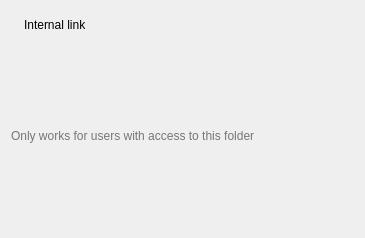
Old version of the form src/gui/internallinkwidget.ui in the repository xGreat/desktop.
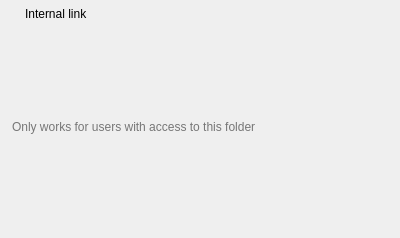
New version of the form. Icons and pictures are not drawn. Custom widgets are drawn as their Qt base class.

The edit to the form file:
```diff
--- a/src/gui/internallinkwidget.ui
+++ b/src/gui/internallinkwidget.ui
@@ -6,7 +6,7 @@
    <rect>
     <x>0</x>
     <y>0</y>
-    <width>365</width>
+    <width>400</width>
     <height>238</height>
    </rect>
   </property>
@@ -17,8 +17,26 @@
    </sizepolicy>
   </property>
   <layout class="QVBoxLayout" name="verticalLayout">
+   <property name="spacing">
+     <number>0</number>
+   </property>
+   <property name="leftMargin">
+     <number>12</number>
+   </property>
+   <property name="topMargin">
+     <number>0</number>
+   </property>
+   <property name="rightMargin">
+     <number>20</number>
+   </property>
    <item>
     <layout class="QHBoxLayout" name="horizontalLayout">
+     <property name="spacing">
+      <number>6</number>
+     </property>
+     <property name="rightMargin">
+      <number>0</number>
+     </property>
      <item>
       <widget class="QLabel" name="internalLinkIconLabel">
        <property name="text">
```
